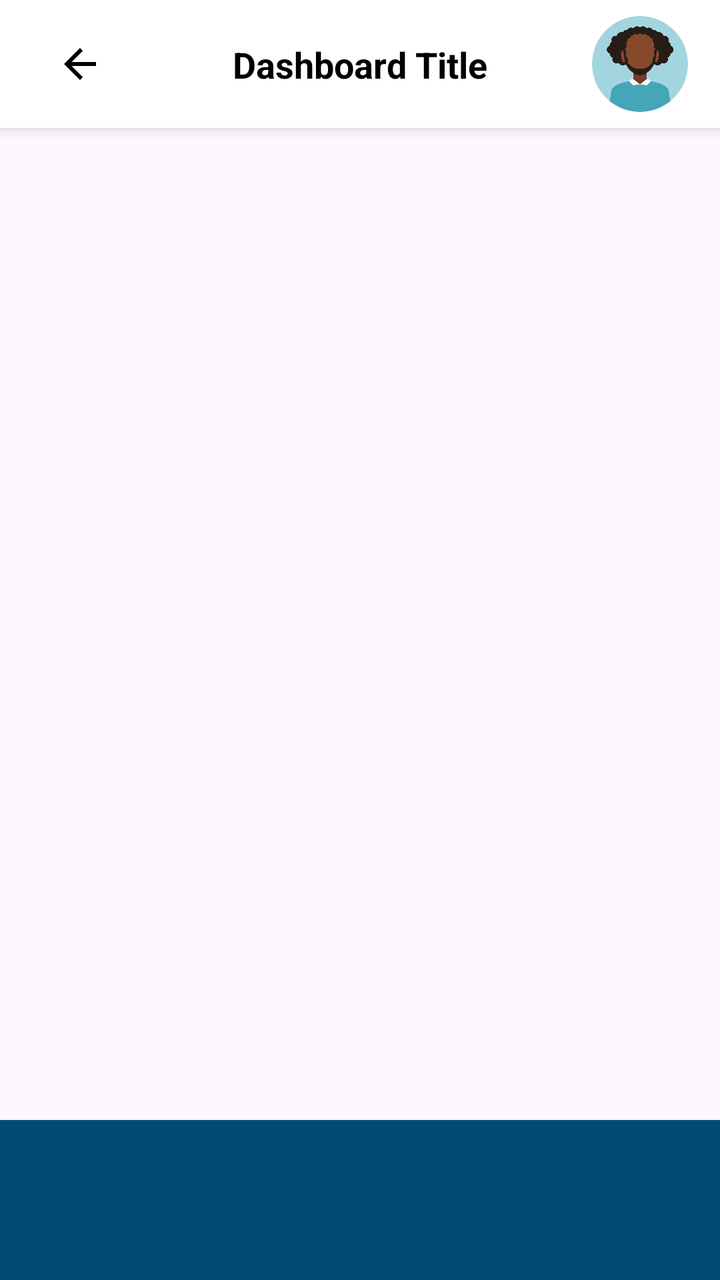
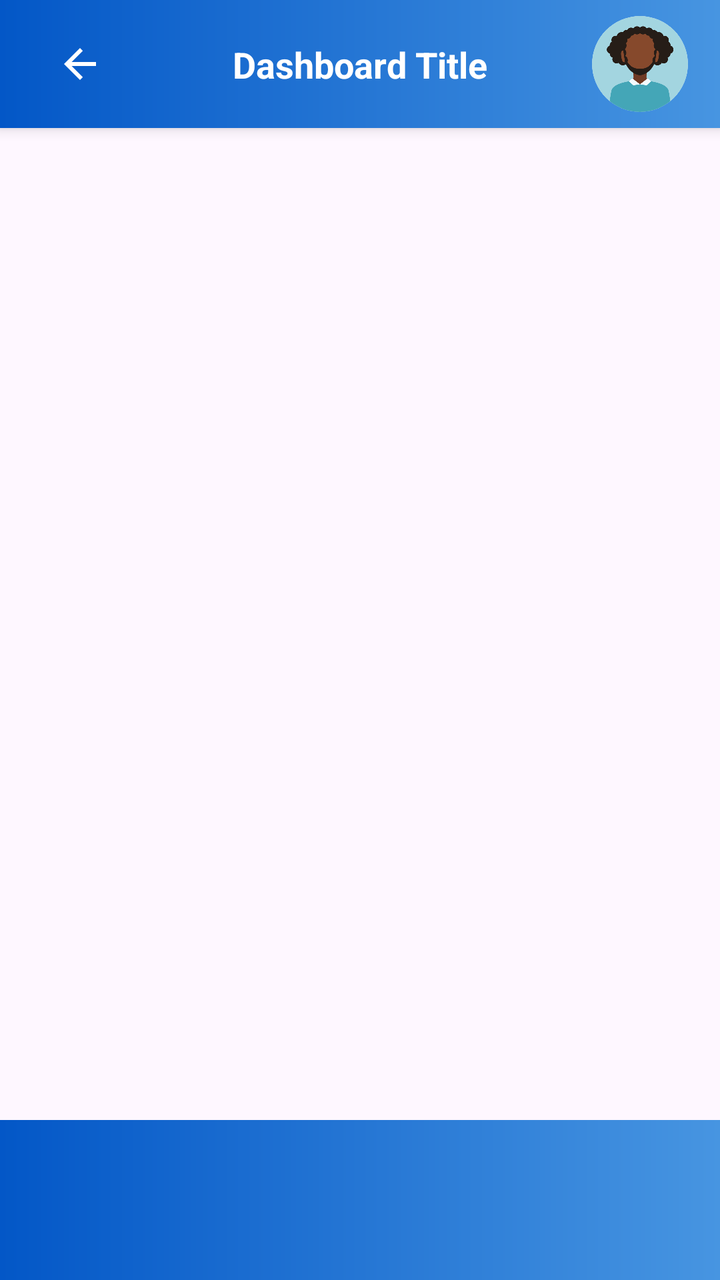

The first picture is an Android layout as it rendered before a commit; the second is the same layout after the commit. The layout source and the unified diff follow.
<!-- AndroidManifest.xml: activity theme Theme.PoolApp -->
<!-- res/layout/activity_main.xml -->
<?xml version="1.0" encoding="utf-8"?>
<androidx.drawerlayout.widget.DrawerLayout
    xmlns:android="http://schemas.android.com/apk/res/android"
    xmlns:app="http://schemas.android.com/apk/res-auto"
    xmlns:tools="http://schemas.android.com/tools"
    android:id="@+id/drawer_layout"
    android:layout_width="match_parent"
    android:layout_height="match_parent"
    tools:openDrawer="start"
    >

    <androidx.constraintlayout.widget.ConstraintLayout
        android:layout_width="match_parent"
        android:layout_height="match_parent"
        app:cardBackgroundColor="@color/white_transparent_50">

        <androidx.cardview.widget.CardView
            android:id="@+id/card_top_bar"
            android:layout_width="match_parent"
            android:layout_height="wrap_content"
            app:layout_constraintTop_toTopOf="parent"
            app:cardElevation="4dp"
            app:cardCornerRadius="0dp"
           >
            <androidx.constraintlayout.widget.ConstraintLayout
                android:id="@+id/cl_top_bar"
                android:layout_width="match_parent"
                android:layout_height="wrap_content"
                android:paddingVertical="8dp"
                android:paddingHorizontal="8dp">
                <ImageButton
                    android:id="@+id/btn_back"
                    android:layout_width="48dp"
                    android:layout_height="48dp"
                    android:padding="12dp"
                    android:background="@android:color/transparent"
                    android:src="@drawable/ic_arrow_back_white_24dp"
                    app:tint="@color/black"
                    android:contentDescription="Back"
                    app:layout_constraintStart_toStartOf="parent"
                    app:layout_constraintTop_toTopOf="parent"
                    app:layout_constraintBottom_toBottomOf="parent"
                    android:layout_marginStart="8dp"/>
                <TextView
                    android:id="@+id/tv_title"
                    android:layout_width="wrap_content"
                    android:layout_height="wrap_content"
                    android:text="Dashboard Title"
                    android:textColor="@color/black"
                    android:textSize="18sp"
                    android:textStyle="bold"
                    app:layout_constraintStart_toStartOf="parent"
                    app:layout_constraintEnd_toEndOf="parent"
                    app:layout_constraintTop_toTopOf="parent"
                    app:layout_constraintBottom_toBottomOf="parent"/>

                <androidx.cardview.widget.CardView
                    android:id="@+id/card_profile_wrapper"
                    android:layout_width="48dp"
                    android:layout_height="48dp"
                    app:cardCornerRadius="24dp"
                    app:cardElevation="0dp"
                    app:layout_constraintEnd_toEndOf="parent"
                    app:layout_constraintTop_toTopOf="parent"
                    app:layout_constraintBottom_toBottomOf="parent"
                    android:layout_marginEnd="8dp">

                    <ImageButton
                        android:id="@+id/btn_profile"
                        android:layout_width="match_parent"
                        android:layout_height="match_parent"
                        android:padding="0dp"
                        android:src="@drawable/old_man"
                        android:background="@android:color/transparent"
                        android:contentDescription="Profile"
                        android:scaleType="centerCrop" /> </androidx.cardview.widget.CardView>
            </androidx.constraintlayout.widget.ConstraintLayout>
        </androidx.cardview.widget.CardView>

        <FrameLayout
            android:id="@+id/fragment_container"
            android:layout_width="match_parent"
            android:layout_height="0dp"
            app:layout_constraintTop_toBottomOf="@id/card_top_bar"  app:layout_constraintBottom_toTopOf="@id/bottom_navigation_view" />

        <com.google.android.material.bottomnavigation.BottomNavigationView
            android:id="@+id/bottom_navigation_view"
            android:layout_width="match_parent"
            android:layout_height="wrap_content"
            app:layout_constraintBottom_toBottomOf="parent"
            app:labelVisibilityMode="labeled"
            android:background="?attr/colorPrimaryVariant"
            app:itemIconTint="?attr/colorOnPrimary"
            app:itemTextColor="?attr/colorOnPrimary"
            app:itemActiveIndicatorStyle="@color/PrimaryColour"
            app:itemRippleColor="@color/PrimaryColour"
            />

    </androidx.constraintlayout.widget.ConstraintLayout>

    <FrameLayout
        android:id="@+id/drawer_container"
        android:layout_width="300dp"
        android:layout_height="match_parent"
        android:layout_gravity="start"
        android:background="@color/white" />

</androidx.drawerlayout.widget.DrawerLayout>
<!-- resources referenced by this layout -->
<resources>
  <color name="PrimaryColour">#096ca7</color>
  <color name="black">#FF000000</color>
  <color name="white">#FFFFFFFF</color>
  <color name="white_transparent_50">#80FFFFFF</color>
  <!-- drawable ic_arrow_back_white_24dp (drawable) -->
  <vector xmlns:android="http://schemas.android.com/apk/res/android"
      android:width="24dp"
      android:height="24dp"
      android:viewportWidth="24"
      android:viewportHeight="24"
      android:tint="#FFFFFF"> <path
      android:fillColor="@android:color/white"
      android:pathData="M20,11L7.83,11l5.59,-5.59L12,4L4,12l8,8 1.41,-1.41L7.83,13L20,13z"/>
  </vector>
  <!-- drawable old_man: png bitmap (drawable, 21795 bytes) -->
  <style name="Theme.PoolApp" parent="Theme.Material3.DayNight.NoActionBar">
          <item name="colorPrimary">@color/colorPrimary</item>
          <item name="colorPrimaryVariant">@color/colorPrimaryVariant</item>
          <item name="colorOnPrimary">@color/colorOnPrimary</item>
          <item name="colorSecondary">@color/colorSecondary</item>
          <item name="colorOnSecondary">@color/colorOnSecondary</item>
          <item name="colorSurface">@color/colorSurface</item>
          <item name="colorOnSurface">@color/colorOnSurface</item>
          <item name="android:statusBarColor" tools:targetApi="l">?attr/colorPrimaryVariant</item>
      </style>
  <color name="colorPrimary">#096ca7</color>
  <color name="colorPrimaryVariant">#034b75</color>
  <color name="colorOnPrimary">#FFFFFF</color>
  <color name="colorSecondary">#0A57FF</color>
  <color name="colorOnSecondary">#FFFFFF</color>
  <color name="colorSurface">#FFFFFF</color>
  <color name="colorOnSurface">#1C1B1F</color>
</resources>

<!-- the commit's change to res/layout/activity_main.xml (unified diff, before → after) -->
@@ -19,15 +19,23 @@
             android:layout_width="match_parent"
             android:layout_height="wrap_content"
             app:layout_constraintTop_toTopOf="parent"
+
             app:cardElevation="4dp"
             app:cardCornerRadius="0dp"
-           >
+
+            app:cardBackgroundColor="@android:color/transparent"
+
+            >
+
             <androidx.constraintlayout.widget.ConstraintLayout
                 android:id="@+id/cl_top_bar"
                 android:layout_width="match_parent"
                 android:layout_height="wrap_content"
                 android:paddingVertical="8dp"
-                android:paddingHorizontal="8dp">
+                android:paddingHorizontal="8dp"
+
+                android:background="@drawable/custom_background">
+
                 <ImageButton
                     android:id="@+id/btn_back"
                     android:layout_width="48dp"
@@ -35,18 +43,19 @@
                     android:padding="12dp"
                     android:background="@android:color/transparent"
                     android:src="@drawable/ic_arrow_back_white_24dp"
-                    app:tint="@color/black"
+                    app:tint="@color/white"
                     android:contentDescription="Back"
                     app:layout_constraintStart_toStartOf="parent"
                     app:layout_constraintTop_toTopOf="parent"
                     app:layout_constraintBottom_toBottomOf="parent"
                     android:layout_marginStart="8dp"/>
+
                 <TextView
                     android:id="@+id/tv_title"
                     android:layout_width="wrap_content"
                     android:layout_height="wrap_content"
                     android:text="Dashboard Title"
-                    android:textColor="@color/black"
+                    android:textColor="@color/white"
                     android:textSize="18sp"
                     android:textStyle="bold"
                     app:layout_constraintStart_toStartOf="parent"
@@ -60,6 +69,7 @@
                     android:layout_height="48dp"
                     app:cardCornerRadius="24dp"
                     app:cardElevation="0dp"
+                    app:cardBackgroundColor="@android:color/white"
                     app:layout_constraintEnd_toEndOf="parent"
                     app:layout_constraintTop_toTopOf="parent"
                     app:layout_constraintBottom_toBottomOf="parent"
@@ -81,7 +91,8 @@
             android:id="@+id/fragment_container"
             android:layout_width="match_parent"
             android:layout_height="0dp"
-            app:layout_constraintTop_toBottomOf="@id/card_top_bar"  app:layout_constraintBottom_toTopOf="@id/bottom_navigation_view" />
+            app:layout_constraintTop_toBottomOf="@id/card_top_bar"
+            app:layout_constraintBottom_toTopOf="@id/bottom_navigation_view" />
 
         <com.google.android.material.bottomnavigation.BottomNavigationView
             android:id="@+id/bottom_navigation_view"
@@ -89,11 +100,11 @@
             android:layout_height="wrap_content"
             app:layout_constraintBottom_toBottomOf="parent"
             app:labelVisibilityMode="labeled"
-            android:background="?attr/colorPrimaryVariant"
+            android:background="@drawable/custom_background"
             app:itemIconTint="?attr/colorOnPrimary"
             app:itemTextColor="?attr/colorOnPrimary"
-            app:itemActiveIndicatorStyle="@color/PrimaryColour"
-            app:itemRippleColor="@color/PrimaryColour"
+            app:itemActiveIndicatorStyle="@color/light_blue_icon_bg"
+            app:itemRippleColor="@color/ripple_dark_translucent"
             />
 
     </androidx.constraintlayout.widget.ConstraintLayout>
<!-- resource entries referenced after the edit -->
@@ -1,9 +1,19 @@
 <!-- resources referenced by this layout -->
 <resources>
-  <color name="PrimaryColour">#096ca7</color>
-  <color name="black">#FF000000</color>
+  <color name="light_blue_icon_bg">#03A9F4</color>
+  <color name="ripple_dark_translucent">#25000000</color>
   <color name="white">#FFFFFFFF</color>
   <color name="white_transparent_50">#80FFFFFF</color>
+  <!-- drawable custom_background (drawable) -->
+  <?xml version="1.0" encoding="utf-8"?>
+  <shape xmlns:android="http://schemas.android.com/apk/res/android" android:shape="rectangle">
+  
+      <gradient
+          android:startColor="#0357c7"
+          android:endColor="#4795e1"
+          android:type="linear"/>
+  
+  </shape>
   <!-- drawable ic_arrow_back_white_24dp (drawable) -->
   <vector xmlns:android="http://schemas.android.com/apk/res/android"
       android:width="24dp"
